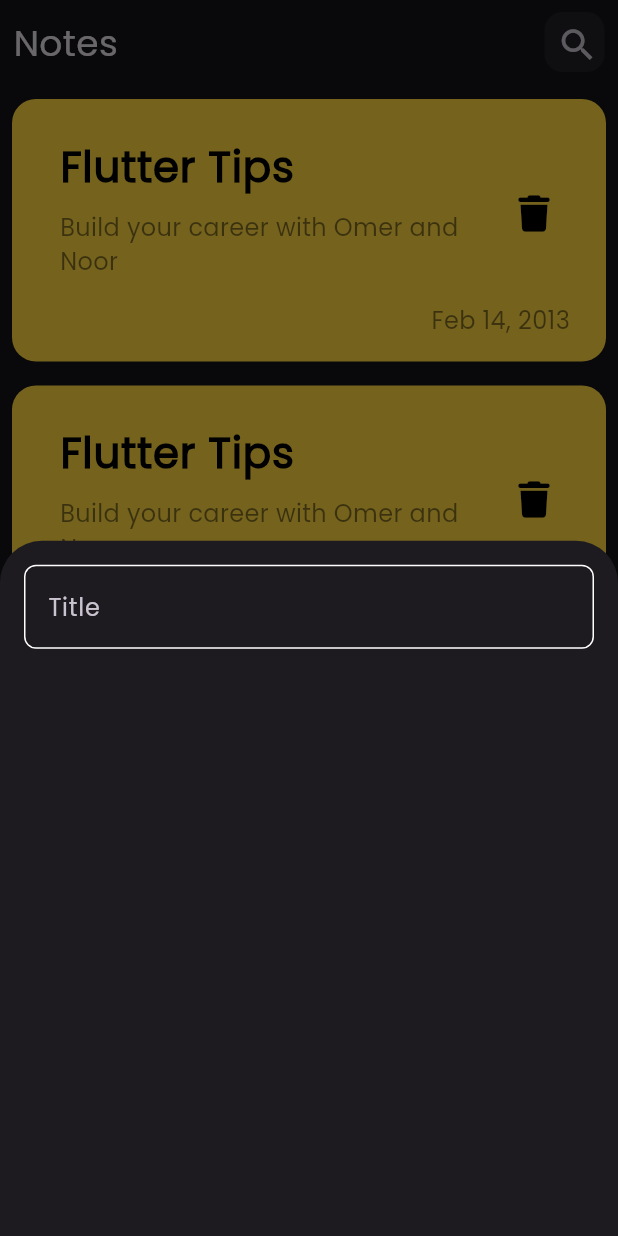
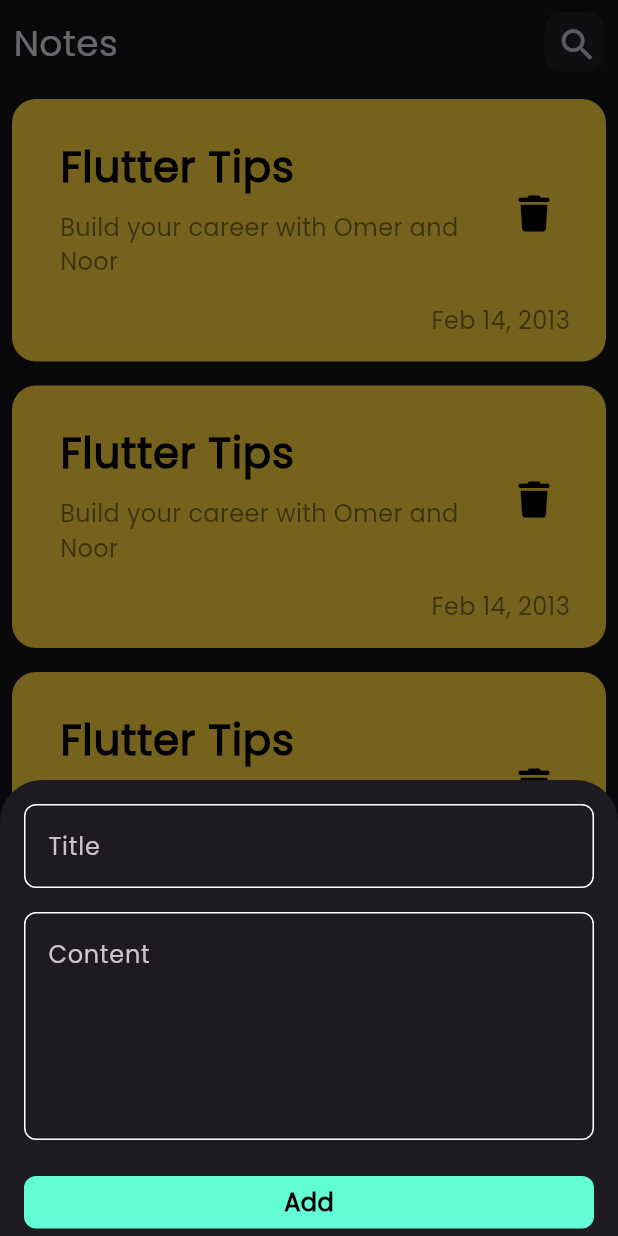
Before and after one commit to MahmoudRoby/note_app, a Flutter app: the screen it shows after launch, after a tap on the "add" icon, on a phone screen of 412 x 824 dp. Run offline on Flutter 3.47's test engine with Material 3 defaults, Android fonts, the phone set to English and light mode, and no system bars; our stand-ins replace font_awesome_flutter.

Commit message:
complete bottom sheet

```diff
--- a/lib/widgets/add_note_bottom_sheet.dart
+++ b/lib/widgets/add_note_bottom_sheet.dart
@@ -1,5 +1,6 @@
+import 'package:flutter/material.dart';
 
-import 'package:flutter/material.dart';
+import 'package:note_app/widgets/custom_button.dart';
 import 'package:note_app/widgets/custom_text_field.dart';
 
 class AddNoteBottomSheet extends StatelessWidget {
@@ -7,15 +8,33 @@ class AddNoteBottomSheet extends StatelessWidget {
 
   @override
   Widget build(BuildContext context) {
-    return const Padding(
+    return const SingleChildScrollView(
+      child: Padding(
         padding: EdgeInsets.symmetric(horizontal: 16),
         child: Column(
           children: [
             SizedBox(
               height: 16,
             ),
-          CustomTextField(hint: 'Title',)
+            CustomTextField(
+              hint: 'Title',
+            ),
+            SizedBox(
+              height: 16,
+            ),
+            CustomTextField(
+              hint: 'Content',
+              maxLines: 5,
+            ),
+              SizedBox(
+              height: 24,
+            ),
+            CustomButton(),
+            SizedBox(
+              height: 5,
+            )
           ],
+        ),
       ),
     );
   }
--- /dev/null
+++ b/lib/widgets/custom_button.dart
@@ -0,0 +1,26 @@
+
+import 'package:flutter/material.dart';
+import 'package:note_app/constants.dart';
+
+class CustomButton extends StatelessWidget {
+  const CustomButton({super.key});
+
+  @override
+  Widget build(BuildContext context) {
+    return Container(
+      width: MediaQuery.of(context).size.width,
+      height: 35,
+      decoration: BoxDecoration(
+        borderRadius: BorderRadius.circular(8),
+        color: kPrimaryColor,
+      ),
+      child: const Center(
+        child: Text(
+          'Add',
+          style: TextStyle(
+              color: Colors.black, fontWeight: FontWeight.bold, fontSize: 16),
+        ),
+      ),
+    );
+  }
+}
--- a/lib/widgets/custom_text_field.dart
+++ b/lib/widgets/custom_text_field.dart
@@ -2,12 +2,14 @@ import 'package:flutter/material.dart';
 import 'package:note_app/constants.dart';
 
 class CustomTextField extends StatelessWidget {
-  const CustomTextField({super.key, required this.hint});
+  const CustomTextField({super.key, required this.hint, this.maxLines = 1});
   final String hint;
+  final int maxLines;
   @override
   Widget build(BuildContext context) {
     return TextField(
       cursorColor: kPrimaryColor,
+      maxLines: maxLines,
       decoration: InputDecoration(
         hintText: hint,
         enabledBorder: buildBorder(),
```
Lines whose indentation alone changed are shown as unchanged.
